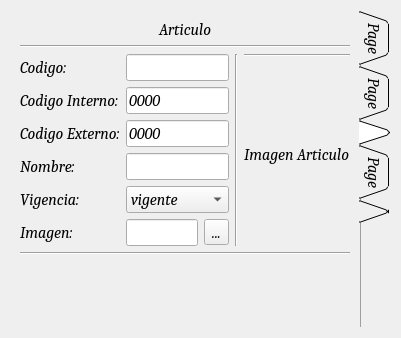
Before: the Qt Designer form SapVisual/Formularios/formarticulo.ui in gato0429/SAP, drawn with Qt 5.
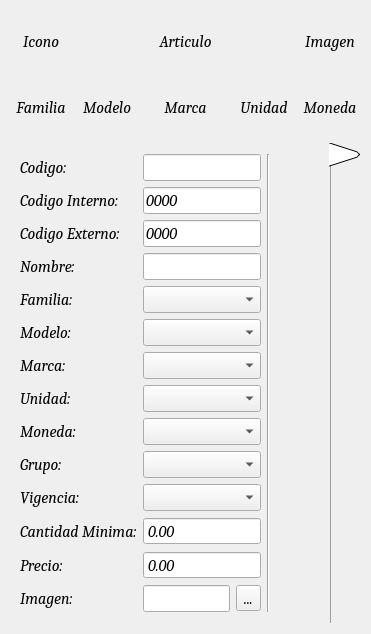
After: the same form once the commit is applied. Icons and pictures are not drawn.

Diff of the .ui file:
```diff
--- a/SapVisual/Formularios/formarticulo.ui
+++ b/SapVisual/Formularios/formarticulo.ui
@@ -6,8 +6,8 @@
    <rect>
     <x>0</x>
     <y>0</y>
-    <width>401</width>
-    <height>338</height>
+    <width>371</width>
+    <height>577</height>
    </rect>
   </property>
   <property name="font">
@@ -20,7 +20,169 @@
   <property name="windowTitle">
    <string>Form</string>
   </property>
-  <layout class="QVBoxLayout" name="verticalLayout_4">
+  <layout class="QVBoxLayout" name="verticalLayout">
+   <item>
+    <layout class="QGridLayout" name="gridLayout_6">
+     <property name="topMargin">
+      <number>0</number>
+     </property>
+     <item row="0" column="0">
+      <widget class="QLabel" name="label_6">
+       <property name="minimumSize">
+        <size>
+         <width>60</width>
+         <height>60</height>
+        </size>
+       </property>
+       <property name="maximumSize">
+        <size>
+         <width>60</width>
+         <height>60</height>
+        </size>
+       </property>
+       <property name="text">
+        <string>Icono</string>
+       </property>
+       <property name="alignment">
+        <set>Qt::AlignCenter</set>
+       </property>
+      </widget>
+     </item>
+     <item row="0" column="2" colspan="2">
+      <widget class="QLabel" name="label_9">
+       <property name="minimumSize">
+        <size>
+         <width>60</width>
+         <height>60</height>
+        </size>
+       </property>
+       <property name="text">
+        <string>Articulo</string>
+       </property>
+       <property name="alignment">
+        <set>Qt::AlignCenter</set>
+       </property>
+      </widget>
+     </item>
+     <item row="0" column="5">
+      <widget class="QLabel" name="LabelImage">
+       <property name="minimumSize">
+        <size>
+         <width>60</width>
+         <height>60</height>
+        </size>
+       </property>
+       <property name="text">
+        <string>Imagen</string>
+       </property>
+       <property name="alignment">
+        <set>Qt::AlignCenter</set>
+       </property>
+      </widget>
+     </item>
+     <item row="1" column="0">
+      <widget class="QLabel" name="label_imagen_familia">
+       <property name="minimumSize">
+        <size>
+         <width>60</width>
+         <height>60</height>
+        </size>
+       </property>
+       <property name="maximumSize">
+        <size>
+         <width>60</width>
+         <height>60</height>
+        </size>
+       </property>
+       <property name="text">
+        <string>Familia</string>
+       </property>
+       <property name="scaledContents">
+        <bool>true</bool>
+       </property>
+       <property name="alignment">
+        <set>Qt::AlignCenter</set>
+       </property>
+      </widget>
+     </item>
+     <item row="1" column="1">
+      <widget class="QLabel" name="label_imagen_modelo">
+       <property name="minimumSize">
+        <size>
+         <width>60</width>
+         <height>60</height>
+        </size>
+       </property>
+       <property name="maximumSize">
+        <size>
+         <width>60</width>
+         <height>60</height>
+        </size>
+       </property>
+       <property name="text">
+        <string>Modelo</string>
+       </property>
+       <property name="alignment">
+        <set>Qt::AlignCenter</set>
+       </property>
+       <property name="indent">
+        <number>-1</number>
+       </property>
+       <property name="buddy">
+        <cstring></cstring>
+       </property>
+      </widget>
+     </item>
+     <item row="1" column="5">
+      <widget class="QLabel" name="label_imagen_moneda">
+       <property name="minimumSize">
+        <size>
+         <width>60</width>
+         <height>60</height>
+        </size>
+       </property>
+       <property name="text">
+        <string>Moneda</string>
+       </property>
+       <property name="alignment">
+        <set>Qt::AlignCenter</set>
+       </property>
+      </widget>
+     </item>
+     <item row="1" column="2" colspan="2">
+      <widget class="QLabel" name="label_imagen_marca">
+       <property name="minimumSize">
+        <size>
+         <width>60</width>
+         <height>60</height>
+        </size>
+       </property>
+       <property name="text">
+        <string>Marca</string>
+       </property>
+       <property name="alignment">
+        <set>Qt::AlignCenter</set>
+       </property>
+      </widget>
+     </item>
+     <item row="1" column="4">
+      <widget class="QLabel" name="label_imagen_unidad">
+       <property name="minimumSize">
+        <size>
+         <width>60</width>
+         <height>60</height>
+        </size>
+       </property>
+       <property name="text">
+        <string>Unidad</string>
+       </property>
+       <property name="alignment">
+        <set>Qt::AlignCenter</set>
+       </property>
+      </widget>
+     </item>
+    </layout>
+   </item>
    <item>
     <widget class="QTabWidget" name="tabWidget">
      <property name="font">
@@ -45,256 +207,6 @@
      <property name="documentMode">
       <bool>true</bool>
      </property>
-     <widget class="QWidget" name="tab_3">
-      <attribute name="title">
-       <string>Page</string>
-      </attribute>
-      <layout class="QGridLayout" name="gridLayout_3">
-       <item row="0" column="0">
-        <layout class="QVBoxLayout" name="verticalLayout">
-         <item>
-          <widget class="QLabel" name="label_16">
-           <property name="text">
-            <string>Tipo de Articulo</string>
-           </property>
-           <property name="alignment">
-            <set>Qt::AlignCenter</set>
-           </property>
-          </widget>
-         </item>
-         <item>
-          <widget class="Line" name="line_6">
-           <property name="orientation">
-            <enum>Qt::Horizontal</enum>
-           </property>
-          </widget>
-         </item>
-         <item>
-          <layout class="QHBoxLayout" name="horizontalLayout_6">
-           <item>
-            <layout class="QFormLayout" name="formLayout">
-             <item row="0" column="0">
-              <widget class="QLabel" name="label_12">
-               <property name="text">
-                <string>Codigo:</string>
-               </property>
-              </widget>
-             </item>
-             <item row="0" column="1">
-              <widget class="QLineEdit" name="LineCodTipo">
-               <property name="readOnly">
-                <bool>true</bool>
-               </property>
-              </widget>
-             </item>
-             <item row="1" column="0">
-              <widget class="QLabel" name="label_13">
-               <property name="text">
-                <string>Nombre:</string>
-               </property>
-              </widget>
-             </item>
-             <item row="1" column="1">
-              <widget class="QLineEdit" name="LineNombreTipo"/>
-             </item>
-             <item row="2" column="0" colspan="2">
-              <widget class="Line" name="line_7">
-               <property name="orientation">
-                <enum>Qt::Horizontal</enum>
-               </property>
-              </widget>
-             </item>
-             <item row="3" column="0" colspan="2">
-              <widget class="QLabel" name="LabelTipoImagen">
-               <property name="text">
-                <string/>
-               </property>
-               <property name="pixmap">
-                <pixmap resource="../Recursos.qrc">:/Imagenes/iconos/plus_grey.png</pixmap>
-               </property>
-               <property name="scaledContents">
-                <bool>true</bool>
-               </property>
-              </widget>
-             </item>
-            </layout>
-           </item>
-           <item>
-            <widget class="Line" name="line_5">
-             <property name="orientation">
-              <enum>Qt::Vertical</enum>
-             </property>
-            </widget>
-           </item>
-           <item>
-            <layout class="QVBoxLayout" name="verticalLayout_3">
-             <item>
-              <widget class="QLabel" name="label_15">
-               <property name="text">
-                <string>Tipos Existentes</string>
-               </property>
-               <property name="alignment">
-                <set>Qt::AlignCenter</set>
-               </property>
-              </widget>
-             </item>
-             <item>
-              <widget class="Line" name="line_4">
-               <property name="orientation">
-                <enum>Qt::Horizontal</enum>
-               </property>
-              </widget>
-             </item>
-             <item>
-              <widget class="QListWidget" name="ListaTipo">
-               <property name="minimumSize">
-                <size>
-                 <width>40</width>
-                 <height>40</height>
-                </size>
-               </property>
-              </widget>
-             </item>
-            </layout>
-           </item>
-          </layout>
-         </item>
-        </layout>
-       </item>
-      </layout>
-     </widget>
-     <widget class="QWidget" name="tab_4">
-      <attribute name="title">
-       <string>Page</string>
-      </attribute>
-      <layout class="QGridLayout" name="gridLayout_4">
-       <item row="0" column="0">
-        <layout class="QVBoxLayout" name="verticalLayout_5">
-         <item>
-          <widget class="QLabel" name="label_17">
-           <property name="text">
-            <string>Tipo de Unidad</string>
-           </property>
-           <property name="alignment">
-            <set>Qt::AlignCenter</set>
-           </property>
-          </widget>
-         </item>
-         <item>
-          <widget class="Line" name="line_9">
-           <property name="orientation">
-            <enum>Qt::Horizontal</enum>
-           </property>
-          </widget>
-         </item>
-         <item>
-          <layout class="QHBoxLayout" name="horizontalLayout_7">
-           <item>
-            <layout class="QFormLayout" name="formLayout_2">
-             <item row="0" column="0">
-              <widget class="QLabel" name="label_14">
-               <property name="text">
-                <string>Codigo:</string>
-               </property>
-              </widget>
-             </item>
-             <item row="0" column="1">
-              <widget class="QLineEdit" name="LineCodUnidad">
-               <property name="readOnly">
-                <bool>true</bool>
-               </property>
-              </widget>
-             </item>
-             <item row="1" column="0">
-              <widget class="QLabel" name="label_18">
-               <property name="text">
-                <string>Nombre:</string>
-               </property>
-              </widget>
-             </item>
-             <item row="1" column="1">
-              <widget class="QLineEdit" name="LineNombreUnidad"/>
-             </item>
-             <item row="3" column="0" colspan="2">
-              <widget class="Line" name="line_10">
-               <property name="orientation">
-                <enum>Qt::Horizontal</enum>
-               </property>
-              </widget>
-             </item>
-             <item row="4" column="0" colspan="2">
-              <widget class="QLabel" name="LabelUnidadImagen">
-               <property name="text">
-                <string/>
-               </property>
-               <property name="pixmap">
-                <pixmap resource="../Recursos.qrc">:/Imagenes/iconos/plus_grey.png</pixmap>
-               </property>
-               <property name="scaledContents">
-                <bool>true</bool>
-               </property>
-              </widget>
-             </item>
-             <item row="2" column="0">
-              <widget class="QLabel" name="label_23">
-               <property name="text">
-                <string>Simbolo:</string>
-               </property>
-              </widget>
-             </item>
-             <item row="2" column="1">
-              <widget class="QLineEdit" name="LineSimbolo">
-               <property name="readOnly">
-                <bool>true</bool>
-               </property>
-              </widget>
-             </item>
-            </layout>
-           </item>
-           <item>
-            <widget class="Line" name="line_11">
-             <property name="orientation">
-              <enum>Qt::Vertical</enum>
-             </property>
-            </widget>
-           </item>
-           <item>
-            <layout class="QVBoxLayout" name="verticalLayout_6">
-             <item>
-              <widget class="QLabel" name="label_19">
-               <property name="text">
-                <string>Unidades Existentes</string>
-               </property>
-               <property name="alignment">
-                <set>Qt::AlignCenter</set>
-               </property>
-              </widget>
-             </item>
-             <item>
-              <widget class="Line" name="line_12">
-               <property name="orientation">
-                <enum>Qt::Horizontal</enum>
-               </property>
-              </widget>
-             </item>
-             <item>
-              <widget class="QListWidget" name="ListaUnidad">
-               <property name="minimumSize">
-                <size>
-                 <width>40</width>
-                 <height>40</height>
-                </size>
-               </property>
-              </widget>
-             </item>
-            </layout>
-           </item>
-          </layout>
-         </item>
-        </layout>
-       </item>
-      </layout>
-     </widget>
      <widget class="QWidget" name="tab">
       <attribute name="icon">
        <iconset resource="../Recursos.qrc">
@@ -304,298 +216,155 @@
        <string/>
       </attribute>
       <layout class="QGridLayout" name="gridLayout">
-       <item row="0" column="0">
-        <layout class="QVBoxLayout" name="verticalLayout_9">
-         <item>
-          <widget class="QLabel" name="label_8">
-           <property name="text">
-            <string>Articulo</string>
-           </property>
-           <property name="alignment">
-            <set>Qt::AlignCenter</set>
-           </property>
-          </widget>
-         </item>
-         <item>
-          <widget class="Line" name="line_8">
-           <property name="orientation">
-            <enum>Qt::Horizontal</enum>
-           </property>
-          </widget>
-         </item>
-         <item>
-          <layout class="QHBoxLayout" name="horizontalLayout_5">
-           <item>
-            <layout class="QGridLayout" name="gridLayout_2">
-             <item row="4" column="1" colspan="2">
-              <widget class="QComboBox" name="ComboVigencia">
-               <item>
-                <property name="text">
-                 <string>vigente</string>
-                </property>
-               </item>
-               <item>
-                <property name="text">
-                 <string>caducado</string>
-                </property>
-               </item>
-              </widget>
-             </item>
-             <item row="0" column="0">
-              <widget class="QLabel" name="label">
-               <property name="text">
-                <string>Codigo:</string>
-               </property>
-              </widget>
-             </item>
-             <item row="3" column="0">
-              <widget class="QLabel" name="label_5">
-               <property name="text">
-                <string>Nombre:</string>
-               </property>
-              </widget>
-             </item>
-             <item row="4" column="0">
-              <widget class="QLabel" name="label_7">
-               <property name="text">
-                <string>Vigencia:</string>
-               </property>
-              </widget>
-             </item>
-             <item row="5" column="1">
-              <widget class="QLineEdit" name="LineImagen">
-               <property name="readOnly">
-                <bool>true</bool>
-               </property>
-              </widget>
-             </item>
-             <item row="5" column="0">
-              <widget class="QLabel" name="label_11">
-               <property name="text">
-                <string>Imagen:</string>
-               </property>
-              </widget>
-             </item>
-             <item row="3" column="1" colspan="2">
-              <widget class="QLineEdit" name="LineNombre"/>
-             </item>
-             <item row="0" column="1" colspan="2">
-              <widget class="QLineEdit" name="LineCodigo">
-               <property name="readOnly">
-                <bool>true</bool>
-               </property>
-              </widget>
-             </item>
-             <item row="5" column="2">
-              <widget class="QToolButton" name="BotonBusquedaImagen">
-               <property name="text">
-                <string>...</string>
-               </property>
-              </widget>
-             </item>
-             <item row="1" column="0">
-              <widget class="QLabel" name="label_3">
-               <property name="text">
-                <string>Codigo Interno:</string>
-               </property>
-              </widget>
-             </item>
-             <item row="2" column="0">
-              <widget class="QLabel" name="label_4">
-               <property name="text">
-                <string>Codigo Externo:</string>
-               </property>
-              </widget>
-             </item>
-             <item row="1" column="1" colspan="2">
-              <widget class="QLineEdit" name="LineCodigoInterno">
-               <property name="text">
-                <string>0000</string>
-               </property>
-               <property name="readOnly">
-                <bool>false</bool>
-               </property>
-              </widget>
-             </item>
-             <item row="2" column="1" colspan="2">
-              <widget class="QLineEdit" name="LineCodigoExterno">
-               <property name="text">
-                <string>0000</string>
-               </property>
-               <property name="readOnly">
-                <bool>false</bool>
-               </property>
-              </widget>
-             </item>
-            </layout>
-           </item>
-           <item>
-            <widget class="Line" name="line_2">
-             <property name="orientation">
-              <enum>Qt::Vertical</enum>
-             </property>
-            </widget>
-           </item>
-           <item>
-            <layout class="QVBoxLayout" name="verticalLayout_2">
-             <item>
-              <widget class="Line" name="line">
-               <property name="orientation">
-                <enum>Qt::Horizontal</enum>
-               </property>
-              </widget>
-             </item>
-             <item>
-              <widget class="QLabel" name="LabelImagen">
-               <property name="text">
-                <string>Imagen Articulo</string>
-               </property>
-              </widget>
-             </item>
-            </layout>
-           </item>
-          </layout>
-         </item>
-         <item>
-          <widget class="Line" name="line_3">
-           <property name="orientation">
-            <enum>Qt::Horizontal</enum>
-           </property>
-          </widget>
-         </item>
-         <item>
-          <layout class="QHBoxLayout" name="horizontalLayout">
-           <item>
-            <widget class="QPushButton" name="BotonGuardar">
-             <property name="maximumSize">
-              <size>
-               <width>40</width>
-               <height>40</height>
-              </size>
-             </property>
-             <property name="text">
-              <string/>
-             </property>
-             <property name="icon">
-              <iconset resource="../Recursos.qrc">
-               <normaloff>:/Imagenes/iconos/guardar.png</normaloff>:/Imagenes/iconos/guardar.png</iconset>
-             </property>
-             <property name="iconSize">
-              <size>
-               <width>40</width>
-               <height>40</height>
-              </size>
-             </property>
-             <property name="flat">
-              <bool>true</bool>
-             </property>
-            </widget>
-           </item>
-           <item>
-            <widget class="QPushButton" name="BotonModificar">
-             <property name="maximumSize">
-              <size>
-               <width>40</width>
-               <height>40</height>
-              </size>
-             </property>
-             <property name="text">
-              <string/>
-             </property>
-             <property name="icon">
-              <iconset resource="../Recursos.qrc">
-               <normaloff>:/Imagenes/iconos/editar.png</normaloff>:/Imagenes/iconos/editar.png</iconset>
-             </property>
-             <property name="iconSize">
-              <size>
-               <width>40</width>
-               <height>40</height>
-              </size>
-             </property>
-             <property name="flat">
-              <bool>true</bool>
-             </property>
-            </widget>
-           </item>
-           <item>
-            <widget class="QPushButton" name="BotonEliminar">
-             <property name="maximumSize">
-              <size>
-               <width>40</width>
-               <height>40</height>
-              </size>
-             </property>
-             <property name="text">
-              <string/>
-             </property>
-             <property name="icon">
-              <iconset resource="../Recursos.qrc">
-               <normaloff>:/Imagenes/iconos/delete.png</normaloff>:/Imagenes/iconos/delete.png</iconset>
-             </property>
-             <property name="iconSize">
-              <size>
-               <width>40</width>
-               <height>40</height>
-              </size>
-             </property>
-             <property name="flat">
-              <bool>true</bool>
-             </property>
-            </widget>
-           </item>
-          </layout>
-         </item>
-        </layout>
-       </item>
        <item row="1" column="0">
-        <spacer name="verticalSpacer">
-         <property name="orientation">
-          <enum>Qt::Vertical</enum>
-         </property>
-         <property name="sizeHint" stdset="0">
-          <size>
-           <width>20</width>
-           <height>40</height>
-          </size>
-         </property>
-        </spacer>
-       </item>
-      </layout>
-     </widget>
-     <widget class="QWidget" name="tab_5">
-      <attribute name="title">
-       <string>Page</string>
-      </attribute>
-      <layout class="QGridLayout" name="gridLayout_5">
-       <item row="0" column="0">
-        <layout class="QVBoxLayout" name="verticalLayout_7">
+        <layout class="QHBoxLayout" name="horizontalLayout_5">
          <item>
-          <widget class="QLabel" name="label_20">
-           <property name="text">
-            <string>Alias del Articulo</string>
-           </property>
-           <property name="alignment">
-            <set>Qt::AlignCenter</set>
-           </property>
-          </widget>
-         </item>
-         <item>
-          <widget class="Line" name="line_13">
-           <property name="orientation">
-            <enum>Qt::Horizontal</enum>
-           </property>
-          </widget>
-         </item>
-         <item>
-          <layout class="QHBoxLayout" name="horizontalLayout_8">
-           <item>
-            <layout class="QFormLayout" name="formLayout_3">
-             <item row="0" column="0">
-              <widget class="QLabel" name="label_21">
-               <property name="text">
-                <string>Codigo:</string>
-               </property>
-              </widget>
+          <layout class="QGridLayout" name="gridLayout_2">
+           <item row="5" column="0">
+            <widget class="QLabel" name="label_28">
+             <property name="text">
+              <string>Modelo:</string>
+             </property>
+            </widget>
+           </item>
+           <item row="6" column="0">
+            <widget class="QLabel" name="label_29">
+             <property name="text">
+              <string>Marca:</string>
+             </property>
+            </widget>
+           </item>
+           <item row="5" column="1" colspan="2">
+            <widget class="QComboBox" name="ComboModelo"/>
+           </item>
+           <item row="6" column="1" colspan="2">
+            <widget class="QComboBox" name="ComboMarca"/>
+           </item>
+           <item row="8" column="1" colspan="2">
+            <widget class="QComboBox" name="ComboMoneda"/>
+           </item>
+           <item row="8" column="0">
+            <widget class="QLabel" name="label_30">
+             <property name="text">
+              <string>Moneda:</string>
+             </property>
+            </widget>
+           </item>
+           <item row="0" column="0">
+            <widget class="QLabel" name="label">
+             <property name="text">
+              <string>Codigo:</string>
+             </property>
+            </widget>
+           </item>
+           <item row="3" column="0">
+            <widget class="QLabel" name="label_5">
+             <property name="text">
+              <string>Nombre:</string>
+             </property>
+            </widget>
+           </item>
+           <item row="15" column="2">
+            <widget class="QToolButton" name="ButtonArchivoImagen">
+             <property name="text">
+              <string>...</string>
+             </property>
+            </widget>
+           </item>
+           <item row="15" column="1">
+            <widget class="QLineEdit" name="LineImagen">
+             <property name="readOnly">
+              <bool>true</bool>
+             </property>
+            </widget>
+           </item>
+           <item row="3" column="1" colspan="2">
+            <widget class="QLineEdit" name="LineNombre"/>
+           </item>
+           <item row="15" column="0">
+            <widget class="QLabel" name="label_11">
+             <property name="text">
+              <string>Imagen:</string>
+             </property>
+            </widget>
+           </item>
+           <item row="0" column="1" colspan="2">
+            <widget class="QLineEdit" name="LineCodigo">
+             <property name="readOnly">
+              <bool>true</bool>
+             </property>
+            </widget>
+           </item>
+           <item row="1" column="1" colspan="2">
+            <widget class="QLineEdit" name="LineCodigoInterno">
+             <property name="text">
+              <string>0000</string>
+             </property>
+             <property name="readOnly">
+              <bool>false</bool>
+             </property>
+            </widget>
+           </item>
+           <item row="2" column="1" colspan="2">
+            <widget class="QLineEdit" name="LineCodigoExterno">
+             <property name="text">
+              <string>0000</string>
+             </property>
+             <property name="readOnly">
+              <bool>false</bool>
+             </property>
+            </widget>
+           </item>
+           <item row="2" column="0">
+            <widget class="QLabel" name="label_4">
+             <property name="text">
+              <string>Codigo Externo:</string>
+             </property>
+            </widget>
+           </item>
+           <item row="1" column="0">
+            <widget class="QLabel" name="label_3">
+             <property name="text">
+              <string>Codigo Interno:</string>
+             </property>
+            </widget>
+           </item>
+           <item row="4" column="1" colspan="2">
+            <widget class="QComboBox" name="ComboTipo"/>
+           </item>
+           <item row="4" column="0">
+            <widget class="QLabel" name="label_27">
+             <property name="text">
+              <string>Familia:</string>
+             </property>
+            </widget>
+           </item>
+           <item row="13" column="0">
+            <widget class="QLabel" name="label_8">
+             <property name="text">
+              <string>Cantidad Minima:</string>
+             </property>
+            </widget>
+           </item>
+           <item row="13" column="1" colspan="2">
+            <widget class="QDoubleSpinBox" name="SpinCantidadMin">
+             <property name="buttonSymbols">
+              <enum>QAbstractSpinBox::NoButtons</enum>
+             </property>
+             <property name="maximum">
+              <double>99999999.000000000000000</double>
+             </property>
+            </widget>
+           </item>
+           <item row="7" column="1" colspan="2">
+            <widget class="QComboBox" name="ComboUnidad"/>
+           </item>
+           <item row="11" column="1" rowspan="2" colspan="2">
+            <widget class="QComboBox" name="ComboVigencia">
+             <item>
+              <property name="text">
+               <string/>
+              </property>
              </item>
              <item row="0" column="1">
               <widget class="QLineEdit" name="LineCodigoAlias">
@@ -611,49 +380,35 @@
                </property>
               </widget>
              </item>
-             <item row="1" column="1">
-              <widget class="QLineEdit" name="LineNombreAlias"/>
-             </item>
-             <item row="2" column="0" colspan="2">
-              <widget class="Line" name="line_14">
-               <property name="orientation">
-                <enum>Qt::Horizontal</enum>
-               </property>
-              </widget>
-             </item>
-             <item row="3" column="0" colspan="2">
-              <widget class="QLabel" name="LabelImagenAlias">
-               <property name="text">
-                <string/>
-               </property>
-               <property name="pixmap">
-                <pixmap resource="../Recursos.qrc">:/Imagenes/iconos/plus_grey.png</pixmap>
-               </property>
-               <property name="scaledContents">
-                <bool>true</bool>
-               </property>
-              </widget>
-             </item>
-            </layout>
+            </widget>
            </item>
-           <item>
-            <widget class="Line" name="line_15">
-             <property name="orientation">
-              <enum>Qt::Vertical</enum>
+           <item row="11" column="0" rowspan="2">
+            <widget class="QLabel" name="label_7">
+             <property name="text">
+              <string>Vigencia:</string>
              </property>
             </widget>
            </item>
-           <item>
-            <layout class="QVBoxLayout" name="verticalLayout_8">
+           <item row="7" column="0">
+            <widget class="QLabel" name="label_32">
+             <property name="text">
+              <string>Unidad:</string>
+             </property>
+            </widget>
+           </item>
+           <item row="9" column="0" rowspan="2">
+            <widget class="QLabel" name="label_31">
+             <property name="text">
+              <string>Grupo:</string>
+             </property>
+            </widget>
+           </item>
+           <item row="9" column="1" rowspan="2" colspan="2">
+            <widget class="QComboBox" name="ComboUnico">
              <item>
-              <widget class="QLabel" name="label_24">
-               <property name="text">
-                <string>Alias Asignados</string>
-               </property>
-               <property name="alignment">
-                <set>Qt::AlignCenter</set>
-               </property>
-              </widget>
+              <property name="text">
+               <string/>
+              </property>
              </item>
              <item>
               <widget class="Line" name="line_16">
@@ -672,23 +427,37 @@
                </property>
               </widget>
              </item>
-            </layout>
+            </widget>
+           </item>
+           <item row="14" column="0">
+            <widget class="QLabel" name="label_10">
+             <property name="text">
+              <string>Precio:</string>
+             </property>
+            </widget>
+           </item>
+           <item row="14" column="1" colspan="2">
+            <widget class="QDoubleSpinBox" name="SpinPrecio">
+             <property name="buttonSymbols">
+              <enum>QAbstractSpinBox::NoButtons</enum>
+             </property>
+             <property name="maximum">
+              <double>99999999.000000000000000</double>
+             </property>
+            </widget>
            </item>
           </layout>
          </item>
          <item>
-          <widget class="Line" name="line_17">
+          <widget class="Line" name="line_2">
            <property name="orientation">
-            <enum>Qt::Horizontal</enum>
+            <enum>Qt::Vertical</enum>
            </property>
           </widget>
          </item>
          <item>
-          <layout class="QHBoxLayout" name="horizontalLayout_2">
-           <property name="sizeConstraint">
-            <enum>QLayout::SetDefaultConstraint</enum>
-           </property>
-           <property name="topMargin">
+          <layout class="QVBoxLayout" name="verticalLayout_4">
+           <property name="leftMargin">
             <number>0</number>
            </property>
            <item>
@@ -750,13 +519,7 @@
             </widget>
            </item>
            <item>
-            <widget class="QPushButton" name="BotonModificarAlias">
-             <property name="maximumSize">
-              <size>
-               <width>40</width>
-               <height>40</height>
-              </size>
-             </property>
+            <widget class="QPushButton" name="ButtonModificar">
              <property name="text">
               <string/>
              </property>
@@ -770,19 +533,19 @@
                <height>40</height>
               </size>
              </property>
+             <property name="autoDefault">
+              <bool>false</bool>
+             </property>
+             <property name="default">
+              <bool>false</bool>
+             </property>
              <property name="flat">
               <bool>true</bool>
              </property>
             </widget>
            </item>
            <item>
-            <widget class="QPushButton" name="BotonEliminarAlias">
-             <property name="maximumSize">
-              <size>
-               <width>40</width>
-               <height>40</height>
-              </size>
-             </property>
+            <widget class="QPushButton" name="ButtonEliminar">
              <property name="text">
               <string/>
              </property>
@@ -801,21 +564,32 @@
              </property>
             </widget>
            </item>
+           <item>
+            <widget class="QPushButton" name="ButtonRegresar">
+             <property name="text">
+              <string/>
+             </property>
+             <property name="icon">
+              <iconset resource="../Recursos.qrc">
+               <normaloff>:/Imagenes/iconos/izquierda.png</normaloff>:/Imagenes/iconos/izquierda.png</iconset>
+             </property>
+             <property name="iconSize">
+              <size>
+               <width>40</width>
+               <height>40</height>
+              </size>
+             </property>
+             <property name="flat">
+              <bool>true</bool>
+             </property>
+            </widget>
+           </item>
           </layout>
          </item>
         </layout>
        </item>
       </layout>
      </widget>
-     <widget class="QWidget" name="tab_2">
-      <attribute name="icon">
-       <iconset resource="../Recursos.qrc">
-        <normaloff>:/Imagenes/iconos/delete.png</normaloff>:/Imagenes/iconos/delete.png</iconset>
-      </attribute>
-      <attribute name="title">
-       <string/>
-      </attribute>
-     </widget>
     </widget>
    </item>
   </layout>
```
Left out of the diff: 97 changed lines with no effect on the pictures.
